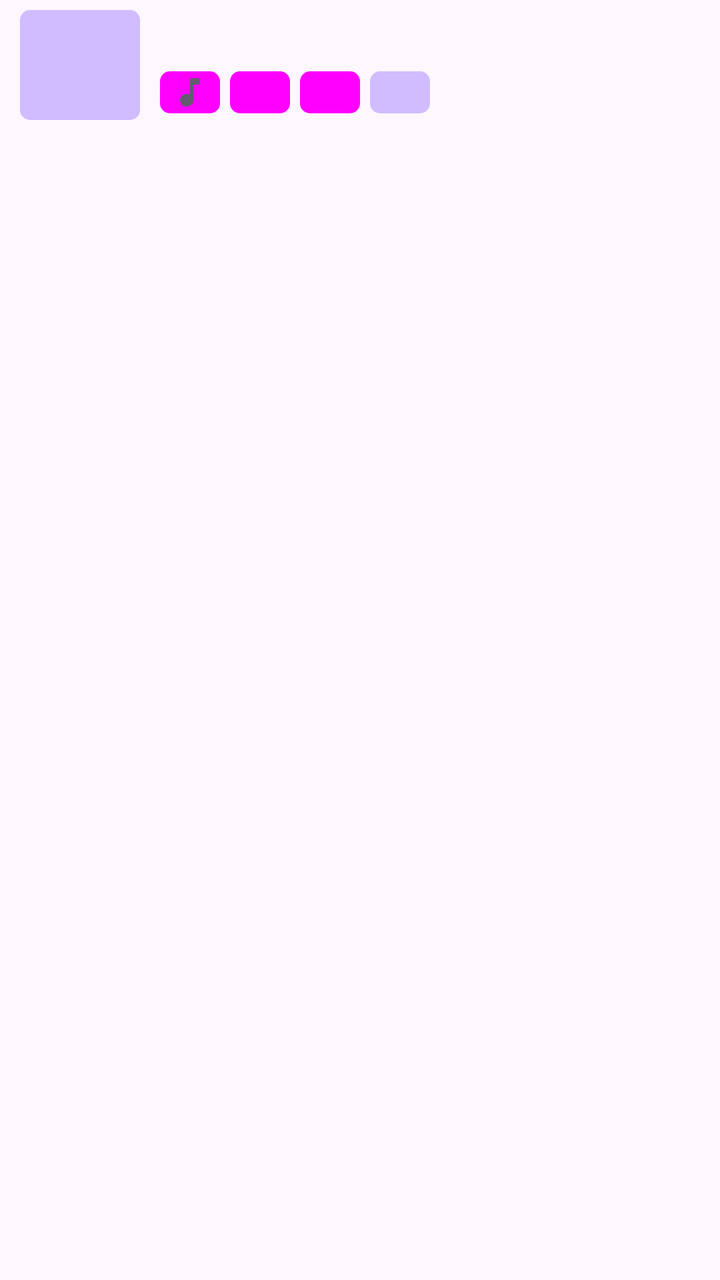
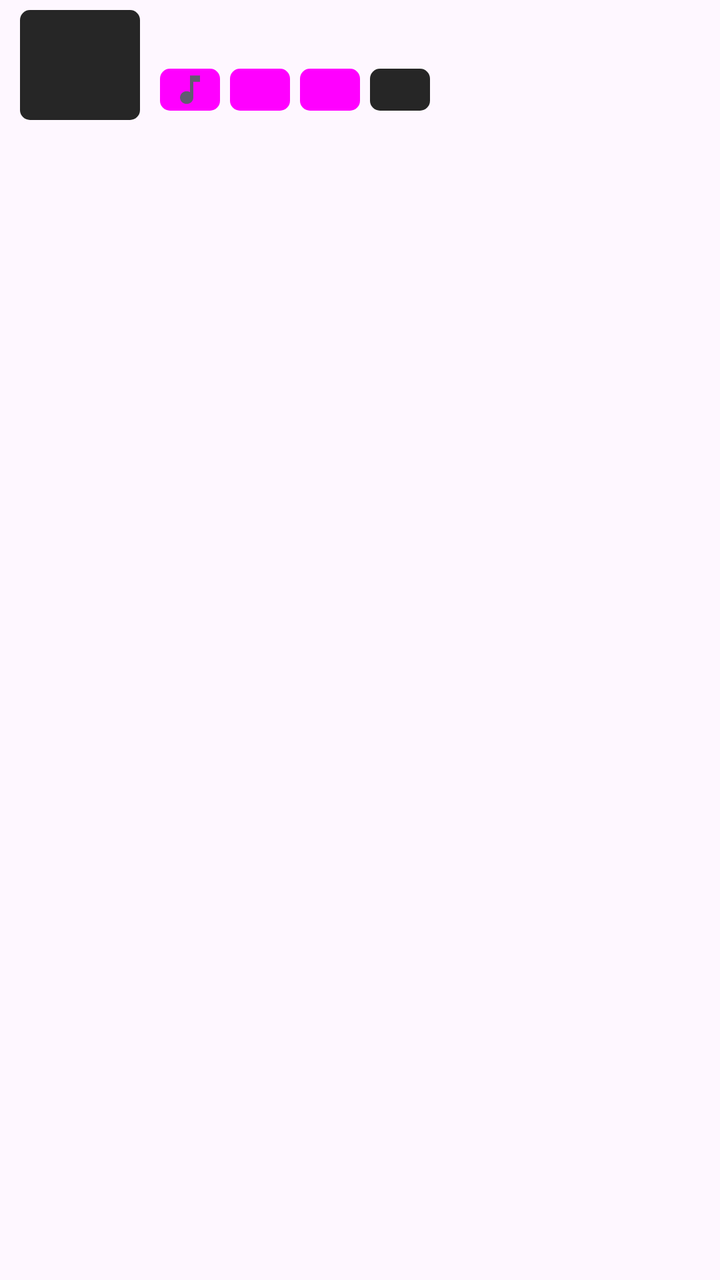

The first picture is an Android layout as it rendered before a commit; the second is the same layout after the commit. The layout source and the unified diff follow.
<!-- AndroidManifest.xml: application theme BaseTheme -->
<!-- res/layout/format_item.xml -->
<?xml version="1.0" encoding="utf-8"?>
<com.google.android.material.card.MaterialCardView xmlns:app="http://schemas.android.com/apk/res-auto"
    xmlns:tools="http://schemas.android.com/tools"
    android:id="@+id/format_card_constraintLayout"
    android:layout_width="match_parent"
    xmlns:android="http://schemas.android.com/apk/res/android"
    android:checkable="true"
    android:clickable="true"
    android:focusable="true"
    android:backgroundTint="@android:color/transparent"
    app:checkedIcon="@drawable/snaptube_radio_checked"
    app:checkedIconTint="#FFB800"
    app:checkedIconGravity="TOP_END"
    app:checkedIconMargin="16dp"
    app:checkedIconSize="22dp"
    app:shapeAppearance="@style/ShapeAppearanceOverlay.Avatar"
    app:strokeWidth="0dp"
    app:cardPreventCornerOverlap="true"
    android:layout_height="wrap_content">

    <androidx.constraintlayout.widget.ConstraintLayout
        android:layout_width="match_parent"
        android:paddingVertical="5dp"
        android:paddingHorizontal="10dp"
        android:layout_height="wrap_content">

        <TextView
            android:id="@+id/container"
            android:layout_width="60dp"
            android:background="@drawable/rounded_corner"
            android:backgroundTint="?attr/colorPrimaryInverse"
            android:textColor="@color/white"
            android:clickable="false"
            android:layout_height="55dp"
            android:gravity="center"

            android:maxLines="1"
            android:lines="1"
            app:autoSizeTextType="uniform"
            app:autoSizeMinTextSize="8sp"
            app:autoSizeMaxTextSize="18sp"
            app:autoSizeStepGranularity="1sp"

            android:minWidth="30dp"
            app:cornerRadius="10dp"
            app:layout_constraintBottom_toBottomOf="parent"
            app:layout_constraintStart_toStartOf="parent"
            app:layout_constraintTop_toTopOf="parent" />


        <com.google.android.material.progressindicator.LinearProgressIndicator
            android:id="@+id/format_loading_progress"
            android:visibility="gone"
            android:layout_width="0dp"
            android:indeterminate="true"
            app:trackCornerRadius="20dp"
            app:trackColor="#000"
            android:layout_gravity="bottom"
            android:alpha="0.3"
            android:scaleY="200"
            app:layout_constraintTop_toTopOf="@id/container"
            app:layout_constraintBottom_toBottomOf="@id/container"
            app:layout_constraintStart_toStartOf="@id/container"
            app:layout_constraintEnd_toEndOf="@id/container"
            android:layout_height="wrap_content" />

        <androidx.constraintlayout.widget.ConstraintLayout
            android:layout_width="0dp"
            android:layout_height="wrap_content"
            android:orientation="vertical"
            app:layout_constraintBottom_toBottomOf="parent"
            app:layout_constraintEnd_toEndOf="parent"
            app:layout_constraintHorizontal_bias="0.0"
            app:layout_optimizationLevel="none"
            app:layout_constraintStart_toEndOf="@+id/container"
            app:layout_constraintTop_toTopOf="parent">


            <TextView
                android:id="@+id/format_note"
                android:layout_width="0dp"
                android:layout_height="wrap_content"
                android:textDirection="locale"
                android:ellipsize="end"
                android:gravity="start"
                android:maxLines="2"
                android:paddingHorizontal="10dp"
                android:textSize="20sp"
                app:layout_constrainedWidth="true"
                app:layout_constraintEnd_toStartOf="@+id/format_id"
                app:layout_constraintHorizontal_bias="0.0"
                app:layout_constraintHorizontal_chainStyle="packed"
                app:layout_constraintStart_toStartOf="parent"
                app:layout_constraintTop_toTopOf="parent" />

            <TextView
                android:id="@+id/format_id"
                android:layout_width="wrap_content"
                android:minWidth="40dp"
                android:layout_height="wrap_content"
                android:clickable="false"
                android:ellipsize="end"
                android:gravity="end"
                android:maxLines="1"
                app:layout_constraintEnd_toEndOf="parent"
                app:layout_constraintStart_toEndOf="@id/format_note"
                app:layout_constraintTop_toTopOf="@id/format_note"
                app:layout_constraintBottom_toBottomOf="@id/format_note"
                app:layout_constraintVertical_bias="0.0" />


            <androidx.constraintlayout.widget.Barrier
                android:id="@+id/formatnote_formatid"
                android:layout_width="wrap_content"
                android:layout_height="wrap_content"
                app:barrierDirection="bottom"
                app:constraint_referenced_ids="format_note,format_id" />


            <RelativeLayout
                android:id="@+id/relativeLayout"
                app:layout_constraintHorizontal_chainStyle="spread_inside"
                android:layout_width="wrap_content"
                android:layout_height="wrap_content"
                app:layout_constraintBottom_toBottomOf="parent"
                app:layout_constraintEnd_toEndOf="parent"
                app:layout_constraintHorizontal_bias="0.0"
                app:layout_constraintStart_toStartOf="parent"
                app:layout_constraintTop_toBottomOf="@id/formatnote_formatid">

                <HorizontalScrollView
                    android:layout_width="wrap_content"
                    android:layout_height="wrap_content"
                    android:layout_marginStart="10dp"
                    android:clickable="false"
                    android:focusable="false"
                    android:scrollbars="none">

                    <LinearLayout
                        android:id="@+id/linearLayout"
                        android:layout_width="wrap_content"
                        android:layout_height="wrap_content"
                        android:layout_gravity="bottom"
                        android:orientation="horizontal">

                        <TextView
                            android:id="@+id/audio_formats"
                            style="@style/Widget.Material3.FloatingActionButton.Large.Primary"
                            android:layout_width="wrap_content"
                            android:layout_height="wrap_content"
                            android:layout_marginEnd="5dp"
                            android:background="@drawable/rounded_corner"
                            android:backgroundTint="?attr/colorPrimary"
                            android:clickable="false"
                            android:ellipsize="end"
                            android:gravity="center"
                            android:maxLength="17"
                            android:minWidth="30dp"
                            android:paddingHorizontal="5dp"
                            android:outlineProvider="none"
                            android:textStyle="bold"
                            app:cornerRadius="10dp"
                            app:drawableStartCompat="@drawable/ic_music_formatcard"
                            app:layout_constraintBottom_toBottomOf="parent"
                            app:layout_constraintStart_toStartOf="parent"
                            app:layout_constraintTop_toTopOf="parent"  />


                        <TextView
                            android:id="@+id/codec"
                            style="@style/Widget.Material3.FloatingActionButton.Large.Secondary"
                            android:layout_width="wrap_content"
                            android:layout_height="wrap_content"
                            android:layout_marginEnd="5dp"
                            android:background="@drawable/rounded_corner"
                            android:backgroundTint="?attr/colorSecondary"
                            android:clickable="false"
                            android:gravity="center"
                            android:outlineProvider="none"
                            android:maxWidth="90dp"
                            android:maxLines="1"
                            android:minWidth="30dp"
                            android:paddingHorizontal="5dp"
                            android:textStyle="bold"
                            app:cornerRadius="10dp"
                            app:layout_constraintBottom_toBottomOf="parent"
                            app:layout_constraintStart_toStartOf="parent"
                            app:layout_constraintTop_toTopOf="parent" />

                        <TextView
                            android:id="@+id/file_size"
                            style="@style/Widget.Material3.FloatingActionButton.Large.Tertiary"
                            android:layout_width="wrap_content"
                            android:layout_height="wrap_content"
                            android:layout_marginEnd="5dp"
                            android:background="@drawable/rounded_corner"
                            android:backgroundTint="?attr/colorSecondary"
                            android:clickable="false"
                            android:gravity="center"
                            android:minWidth="30dp"
                            android:outlineProvider="none"
                            android:paddingHorizontal="5dp"
                            android:textStyle="bold"
                            app:cornerRadius="10dp"
                            app:layout_constraintBottom_toBottomOf="parent"
                            app:layout_constraintStart_toStartOf="parent"
                            app:layout_constraintTop_toTopOf="parent" />

                        <TextView
                            android:id="@+id/bitrate"
                            android:layout_width="wrap_content"
                            android:layout_height="wrap_content"
                            android:layout_marginEnd="5dp"
                            android:background="@drawable/rounded_corner"
                            android:backgroundTint="?attr/colorPrimaryInverse"
                            android:textColor="@color/white"
                            android:clickable="false"
                            android:gravity="center"
                            android:minWidth="30dp"
                            android:paddingHorizontal="5dp"
                            android:outlineProvider="none"
                            android:textStyle="bold"
                            app:cornerRadius="10dp"
                            app:layout_constraintBottom_toBottomOf="parent"
                            app:layout_constraintStart_toStartOf="parent"
                            app:layout_constraintTop_toTopOf="parent" />

                    </LinearLayout>

                </HorizontalScrollView>

            </RelativeLayout>



        </androidx.constraintlayout.widget.ConstraintLayout>

    </androidx.constraintlayout.widget.ConstraintLayout>


</com.google.android.material.card.MaterialCardView>
<!-- resources referenced by this layout -->
<resources>
  <color name="white">#FFFFFF</color>
  <!-- drawable ic_music_formatcard (drawable) -->
  <vector android:height="19dp"
      android:viewportHeight="24" android:viewportWidth="24"
      android:width="20dp" xmlns:android="http://schemas.android.com/apk/res/android">
      <path android:fillColor="?android:colorAccent" android:pathData="M12,3v10.55c-0.59,-0.34 -1.27,-0.55 -2,-0.55 -2.21,0 -4,1.79 -4,4s1.79,4 4,4 4,-1.79 4,-4V7h4V3h-6z"/>
  </vector>
  <!-- drawable rounded_corner (drawable) -->
  <?xml version="1.0" encoding="utf-8"?>
  <shape xmlns:android="http://schemas.android.com/apk/res/android" >
      <solid android:color="#ffffff" />
  
      <padding
          android:left="1dp"
          android:right="1dp"
          android:bottom="1dp"
          android:top="1dp" />
  
      <corners android:radius="5dp" />
  </shape>
  <!-- drawable snaptube_radio_checked (drawable) -->
  <?xml version="1.0" encoding="utf-8"?>
  <vector xmlns:android="http://schemas.android.com/apk/res/android"
      android:width="22dp"
      android:height="22dp"
      android:viewportWidth="24"
      android:viewportHeight="24">
      <path
          android:fillColor="#FFB800"
          android:pathData="M12,2C6.48,2 2,6.48 2,12s4.48,10 10,10 10,-4.48 10,-10S17.52,2 12,2zM10,17l-5,-5 1.41,-1.41L10,14.17l7.59,-7.59L19,8l-9,9z" />
  </vector>
  <style name="ShapeAppearanceOverlay.Avatar" parent="ShapeAppearance.MaterialComponents.SmallComponent">
          <item name="cornerFamily">rounded</item>
          <item name="cornerSize">5dp</item>
      </style>
  <style name="BaseTheme" parent="Theme.Material3.Light.NoActionBar">
          <item name="android:windowLightStatusBar">?attr/isLightTheme</item>
          <item name="android:statusBarColor">@android:color/transparent</item>
          <item name="alertDialogTheme">@style/ThemeOverlay.Material3.MaterialAlertDialog</item>
          <item name="dialogCornerRadius">28dp</item>
          <item name="windowActionModeOverlay">true</item>
          <item name="actionBarTheme">@style/ThemeOverlay.Material3.Light</item>
          <item name="android:windowLightNavigationBar" tools:ignore="NewApi">true</item>
          <item name="switchPreferenceCompatStyle">@style/Preference.SwitchPreferenceCompat.Material3</item>
          <item name="snackbarStyle">@style/snackBarStyle</item>
          <item name="preferenceTheme">@style/PreferenceTheme</item>
          <item name="android:windowOptOutEdgeToEdgeEnforcement" tools:targetApi="35">true</item>
      </style>
  <style name="Preference.SwitchPreferenceCompat.Material3" parent="@style/Preference.SwitchPreferenceCompat.Material">
          <item name="widgetLayout">@layout/preferece_material_switch</item>
      </style>
  <style name="snackBarStyle" parent="@style/Widget.Material3.Snackbar">
          <item name="shapeAppearance">@style/ShapeAppearance.Material3.Corner.ExtraLarge</item>
          <item name="android:paddingStart">20dp</item>
          <item name="android:paddingEnd">20dp</item>
          <item name="maxLines">2</item>
          <item name="animationMode">slide</item>
      </style>
  <style name="PreferenceTheme" parent="PreferenceThemeOverlay">
          <item name="singleLineTitle">false</item>
      </style>
</resources>

<!-- the commit's change to res/layout/format_item.xml (unified diff, before → after) -->
@@ -28,8 +28,10 @@
             android:id="@+id/container"
             android:layout_width="60dp"
             android:background="@drawable/rounded_corner"
-            android:backgroundTint="?attr/colorPrimaryInverse"
-            android:textColor="@color/white"
+            android:backgroundTint="#262626"
+            android:textColor="#FFB800"
+            android:textStyle="bold"
+            android:fontFamily="sans-serif-black"
             android:clickable="false"
             android:layout_height="55dp"
             android:gravity="center"
@@ -85,7 +87,10 @@
                 android:gravity="start"
                 android:maxLines="2"
                 android:paddingHorizontal="10dp"
-                android:textSize="20sp"
+                android:textColor="#FFFFFF"
+                android:textSize="18sp"
+                android:textStyle="bold"
+                android:fontFamily="sans-serif-medium"
                 app:layout_constrainedWidth="true"
                 app:layout_constraintEnd_toStartOf="@+id/format_id"
                 app:layout_constraintHorizontal_bias="0.0"
@@ -102,6 +107,7 @@
                 android:ellipsize="end"
                 android:gravity="end"
                 android:maxLines="1"
+                android:visibility="gone"
                 app:layout_constraintEnd_toEndOf="parent"
                 app:layout_constraintStart_toEndOf="@id/format_note"
                 app:layout_constraintTop_toTopOf="@id/format_note"
@@ -173,16 +179,17 @@
                             android:layout_height="wrap_content"
                             android:layout_marginEnd="5dp"
                             android:background="@drawable/rounded_corner"
-                            android:backgroundTint="?attr/colorSecondary"
+                            android:backgroundTint="#262626"
+                            android:textColor="#888888"
                             android:clickable="false"
                             android:gravity="center"
                             android:outlineProvider="none"
                             android:maxWidth="90dp"
                             android:maxLines="1"
                             android:minWidth="30dp"
-                            android:paddingHorizontal="5dp"
-                            android:textStyle="bold"
-                            app:cornerRadius="10dp"
+                            android:paddingHorizontal="6dp"
+                            android:textStyle="bold"
+                            app:cornerRadius="8dp"
                             app:layout_constraintBottom_toBottomOf="parent"
                             app:layout_constraintStart_toStartOf="parent"
                             app:layout_constraintTop_toTopOf="parent" />
@@ -194,37 +201,38 @@
                             android:layout_height="wrap_content"
                             android:layout_marginEnd="5dp"
                             android:background="@drawable/rounded_corner"
-                            android:backgroundTint="?attr/colorSecondary"
-                            android:clickable="false"
-                            android:gravity="center"
-                            android:minWidth="30dp"
-                            android:outlineProvider="none"
+                            android:backgroundTint="#262626"
+                            android:textColor="#FFB800"
+                            android:clickable="false"
+                            android:gravity="center"
+                            android:minWidth="30dp"
+                            android:outlineProvider="none"
+                            android:paddingHorizontal="6dp"
+                            android:textStyle="bold"
+                            app:cornerRadius="8dp"
+                            app:layout_constraintBottom_toBottomOf="parent"
+                            app:layout_constraintStart_toStartOf="parent"
+                            app:layout_constraintTop_toTopOf="parent" />
+
+                        <TextView
+                            android:id="@+id/bitrate"
+                            android:layout_width="wrap_content"
+                            android:layout_height="wrap_content"
+                            android:layout_marginEnd="5dp"
+                            android:background="@drawable/rounded_corner"
+                            android:backgroundTint="#262626"
+                            android:textColor="#CCCCCC"
+                            android:clickable="false"
+                            android:gravity="center"
+                            android:minWidth="30dp"
                             android:paddingHorizontal="5dp"
+                            android:outlineProvider="none"
                             android:textStyle="bold"
                             app:cornerRadius="10dp"
                             app:layout_constraintBottom_toBottomOf="parent"
                             app:layout_constraintStart_toStartOf="parent"
                             app:layout_constraintTop_toTopOf="parent" />
 
-                        <TextView
-                            android:id="@+id/bitrate"
-                            android:layout_width="wrap_content"
-                            android:layout_height="wrap_content"
-                            android:layout_marginEnd="5dp"
-                            android:background="@drawable/rounded_corner"
-                            android:backgroundTint="?attr/colorPrimaryInverse"
-                            android:textColor="@color/white"
-                            android:clickable="false"
-                            android:gravity="center"
-                            android:minWidth="30dp"
-                            android:paddingHorizontal="5dp"
-                            android:outlineProvider="none"
-                            android:textStyle="bold"
-                            app:cornerRadius="10dp"
-                            app:layout_constraintBottom_toBottomOf="parent"
-                            app:layout_constraintStart_toStartOf="parent"
-                            app:layout_constraintTop_toTopOf="parent" />
-
                     </LinearLayout>
 
                 </HorizontalScrollView>
<!-- resource entries referenced after the edit -->
@@ -1,6 +1,5 @@
 <!-- resources referenced by this layout -->
 <resources>
-  <color name="white">#FFFFFF</color>
   <!-- drawable ic_music_formatcard (drawable) -->
   <vector android:height="19dp"
       android:viewportHeight="24" android:viewportWidth="24"
